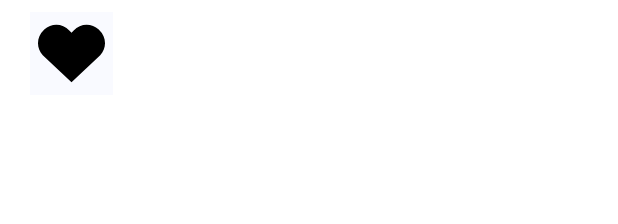
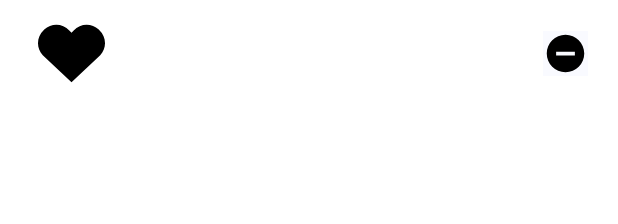
Before and after one commit to LeoKwo/wavelength, an Android app: the layout item_play_list.xml on its own in the app's theme, with its tools: preview values and no code run, on a phone screen of 412 x 824 dp. Shown: the top 224 px of the screen. Run offline under Robolectric (Android 15) with nearby library versions, the phone set to English and light mode, and no system bars.

Commit message:
now support deletion of playlists

```diff
--- a/app/src/main/java/com/example/wavelength/api/MusicAPI.kt
+++ b/app/src/main/java/com/example/wavelength/api/MusicAPI.kt
@@ -26,4 +26,7 @@ interface MusicAPI {
 
     @GET("playLists/{id}")
     suspend fun getPlayList(@Path("id") id: String): Response<PlayList>
+
+    @POST("playLists/remove/{id}")
+    suspend fun removePlayList(@Path("id") id: String): Response<Void>
 }
--- /dev/null
+++ b/app/src/main/res/drawable/ic_add.xml
@@ -0,0 +1,5 @@
+<vector android:height="24dp" android:tint="#000000"
+    android:viewportHeight="24" android:viewportWidth="24"
+    android:width="24dp" xmlns:android="http://schemas.android.com/apk/res/android">
+    <path android:fillColor="@android:color/white" android:pathData="M19,13h-6v6h-2v-6H5v-2h6V5h2v6h6v2z"/>
+</vector>
--- /dev/null
+++ b/app/src/main/res/drawable/ic_done.xml
@@ -0,0 +1,5 @@
+<vector android:height="24dp" android:tint="#000000"
+    android:viewportHeight="24" android:viewportWidth="24"
+    android:width="24dp" xmlns:android="http://schemas.android.com/apk/res/android">
+    <path android:fillColor="@android:color/white" android:pathData="M9,16.2L4.8,12l-1.4,1.4L9,19 21,7l-1.4,-1.4L9,16.2z"/>
+</vector>
--- /dev/null
+++ b/app/src/main/res/drawable/ic_remove.xml
@@ -0,0 +1,5 @@
+<vector android:height="24dp" android:tint="#000000"
+    android:viewportHeight="24" android:viewportWidth="24"
+    android:width="24dp" xmlns:android="http://schemas.android.com/apk/res/android">
+    <path android:fillColor="@android:color/white" android:pathData="M12,2C6.48,2 2,6.48 2,12s4.48,10 10,10 10,-4.48 10,-10S17.52,2 12,2zM17,13L7,13v-2h10v2z"/>
+</vector>
--- a/app/src/main/res/layout/fragment_playlist.xml
+++ b/app/src/main/res/layout/fragment_playlist.xml
@@ -31,7 +31,9 @@
         app:layout_constraintBottom_toBottomOf="parent"
         app:layout_constraintEnd_toEndOf="parent"
         android:elevation="20dp"
-        android:src="@drawable/ic_edit"
+        android:src="@drawable/ic_add"
+        android:clickable="true"
+        android:focusable="true"
         />
 
 </androidx.constraintlayout.widget.ConstraintLayout>
--- a/app/src/main/res/layout/item_play_list.xml
+++ b/app/src/main/res/layout/item_play_list.xml
@@ -17,7 +17,6 @@
         android:layout_height="55dp"
         android:padding="5dp"
         android:src="@drawable/ic_heart"
-        android:background="@color/purple_off_white"
         >
     </ImageView>
 
@@ -46,4 +45,26 @@
         >
     </TextView>
 
+<!--    <ImageView-->
+<!--        android:id="@+id/btRemove"-->
+<!--        app:layout_constraintTop_toTopOf="parent"-->
+<!--        app:layout_constraintBottom_toBottomOf="parent"-->
+<!--        app:layout_constraintEnd_toEndOf="parent"-->
+<!--        android:layout_width="30dp"-->
+<!--        android:layout_height="30dp"-->
+<!--        android:src="@drawable/ic_remove"-->
+<!--        android:visibility="invisible"-->
+<!--    />-->
+    <ImageButton
+        android:id="@+id/btRemove"
+        app:layout_constraintTop_toTopOf="parent"
+        app:layout_constraintBottom_toBottomOf="parent"
+        app:layout_constraintEnd_toEndOf="parent"
+        android:layout_width="30dp"
+        android:layout_height="30dp"
+        android:scaleType="fitXY"
+        android:src="@drawable/ic_remove"
+        android:background="@color/purple_off_white"
+    />
+
 </androidx.constraintlayout.widget.ConstraintLayout>
--- a/app/src/main/res/values/colors.xml
+++ b/app/src/main/res/values/colors.xml
@@ -3,7 +3,7 @@
     <color name="black">#FF000000</color>
     <color name="off_black">#1C1C1C</color>
     <color name="white">#FFFFFFFF</color>
-    <color name="red">#FF2E2E</color>
+    <color name="red">#E91E63</color>
     <color name="purple_off_white">#F9FAFF</color>
     <color name="gray">#DBDBDB</color>
     <color name="gray_purple_off_white">#ABAFC3</color>
```
Also changed, not shown: app/src/main/java/com/example/wavelength/adapter/PlayListAdapter.kt (+15 -0 lines), app/src/main/java/com/example/wavelength/playList/PlayListFragment.kt (+48 -4 lines).
